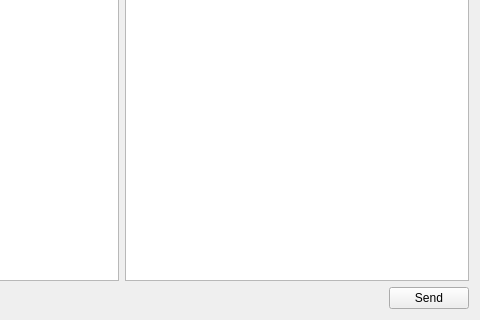
Old version of the form tab.ui in the repository darkSasori/qelastic; both pictures show x 237 to 717 and y 248 to 568 of the 717 by 568 pixel window.
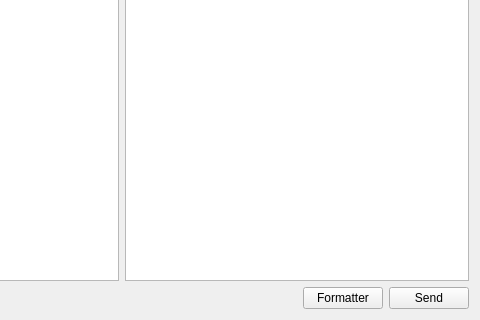
New version of the form.

Commit message: Add button to format json

```diff
--- a/tab.ui
+++ b/tab.ui
@@ -56,6 +56,13 @@
        </property>
       </spacer>
      </item>
+     <item>
+      <widget class="QPushButton" name="btnFormatter">
+       <property name="text">
+        <string>Formatter</string>
+       </property>
+      </widget>
+     </item>
      <item>
       <widget class="QPushButton" name="btnSend">
        <property name="text">
```
The commit also changes 2 other files.
